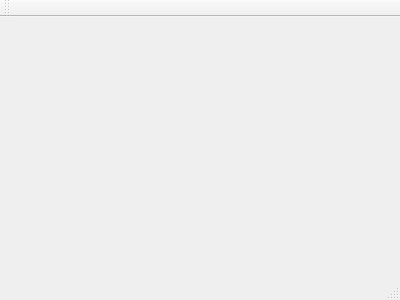
The window that mainwindow.ui (kzoacn/DS2017) describes before a commit, drawn with Qt 5.
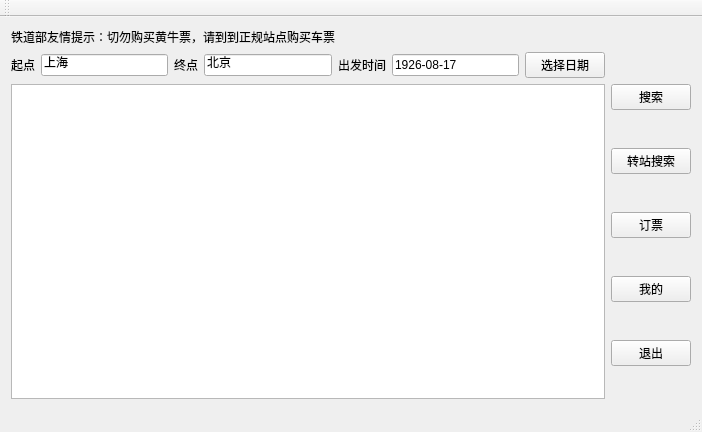
The same window after the commit.

```diff
--- a/mainwindow.ui
+++ b/mainwindow.ui
@@ -1,24 +1,164 @@
 <ui version="4.0">
  <class>MainWindow</class>
- <widget class="QMainWindow" name="MainWindow" >
-  <property name="geometry" >
+ <widget class="QMainWindow" name="MainWindow">
+  <property name="geometry">
    <rect>
     <x>0</x>
     <y>0</y>
-    <width>400</width>
-    <height>300</height>
+    <width>702</width>
+    <height>432</height>
    </rect>
   </property>
   <property name="windowTitle" >
    <string>MainWindow</string>
   </property>
-  <widget class="QMenuBar" name="menuBar" />
-  <widget class="QToolBar" name="mainToolBar" />
-  <widget class="QWidget" name="centralWidget" />
-  <widget class="QStatusBar" name="statusBar" />
+  <widget class="QWidget" name="centralWidget">
+   <layout class="QGridLayout" name="gridLayout_2">
+    <item row="0" column="0">
+     <widget class="QLabel" name="label_4">
+      <property name="text">
+       <string>铁道部友情提示：切勿购买黄牛票，请到到正规站点购买车票</string>
+      </property>
+     </widget>
+    </item>
+    <item row="1" column="1" rowspan="2">
+     <layout class="QVBoxLayout" name="verticalLayout">
+      <item>
+       <widget class="QPushButton" name="search">
+        <property name="text">
+         <string>搜索</string>
+        </property>
+       </widget>
+      </item>
+      <item>
+       <widget class="QPushButton" name="pushButton_4">
+        <property name="text">
+         <string>转站搜索</string>
+        </property>
+       </widget>
+      </item>
+      <item>
+       <widget class="QPushButton" name="pushButton_5">
+        <property name="text">
+         <string>订票</string>
+        </property>
+       </widget>
+      </item>
+      <item>
+       <widget class="QPushButton" name="pushButton_3">
+        <property name="text">
+         <string>我的</string>
+        </property>
+       </widget>
+      </item>
+      <item>
+       <widget class="QPushButton" name="pushButton">
+        <property name="text">
+         <string>退出</string>
+        </property>
+       </widget>
+      </item>
+     </layout>
+    </item>
+    <item row="2" column="0">
+     <layout class="QGridLayout" name="gridLayout">
+      <item row="0" column="0">
+       <widget class="QTableView" name="tableView">
+        <property name="editTriggers">
+         <set>QAbstractItemView::NoEditTriggers</set>
+        </property>
+        <property name="selectionMode">
+         <enum>QAbstractItemView::SingleSelection</enum>
+        </property>
+        <property name="showGrid">
+         <bool>false</bool>
+        </property>
+        <property name="gridStyle">
+         <enum>Qt::DashLine</enum>
+        </property>
+        <property name="sortingEnabled">
+         <bool>true</bool>
+        </property>
+       </widget>
+      </item>
+     </layout>
+    </item>
+    <item row="1" column="0">
+     <layout class="QHBoxLayout" name="horizontalLayout">
+      <item>
+       <widget class="QLabel" name="label">
+        <property name="text">
+         <string>起点</string>
+        </property>
+       </widget>
+      </item>
+      <item>
+       <widget class="QLineEdit" name="lineEdit">
+        <property name="text">
+         <string>上海</string>
+        </property>
+       </widget>
+      </item>
+      <item>
+       <widget class="QLabel" name="label_2">
+        <property name="text">
+         <string>终点</string>
+        </property>
+       </widget>
+      </item>
+      <item>
+       <widget class="QLineEdit" name="lineEdit_2">
+        <property name="text">
+         <string>北京</string>
+        </property>
+       </widget>
+      </item>
+      <item>
+       <widget class="QLabel" name="label_3">
+        <property name="text">
+         <string>出发时间</string>
+        </property>
+       </widget>
+      </item>
+      <item>
+       <widget class="QLineEdit" name="lineEdit_3">
+        <property name="text">
+         <string>1926-08-17</string>
+        </property>
+       </widget>
+      </item>
+      <item>
+       <widget class="QPushButton" name="pushButton_6">
+        <property name="text">
+         <string>选择日期</string>
+        </property>
+       </widget>
+      </item>
+     </layout>
+    </item>
+   </layout>
+  </widget>
+  <widget class="QMenuBar" name="menuBar">
+   <property name="geometry">
+    <rect>
+     <x>0</x>
+     <y>0</y>
+     <width>702</width>
+     <height>23</height>
+    </rect>
+   </property>
+  </widget>
+  <widget class="QToolBar" name="mainToolBar">
+   <attribute name="toolBarArea">
+    <enum>TopToolBarArea</enum>
+   </attribute>
+   <attribute name="toolBarBreak">
+    <bool>false</bool>
+   </attribute>
+  </widget>
+  <widget class="QStatusBar" name="statusBar"/>
  </widget>
- <layoutDefault spacing="6" margin="11" />
- <pixmapfunction></pixmapfunction>
+ <layoutdefault spacing="6" margin="11"/>
  <resources/>
  <connections/>
 </ui>
```
Left out of the diff: 22 changed lines with no effect on the pictures.
